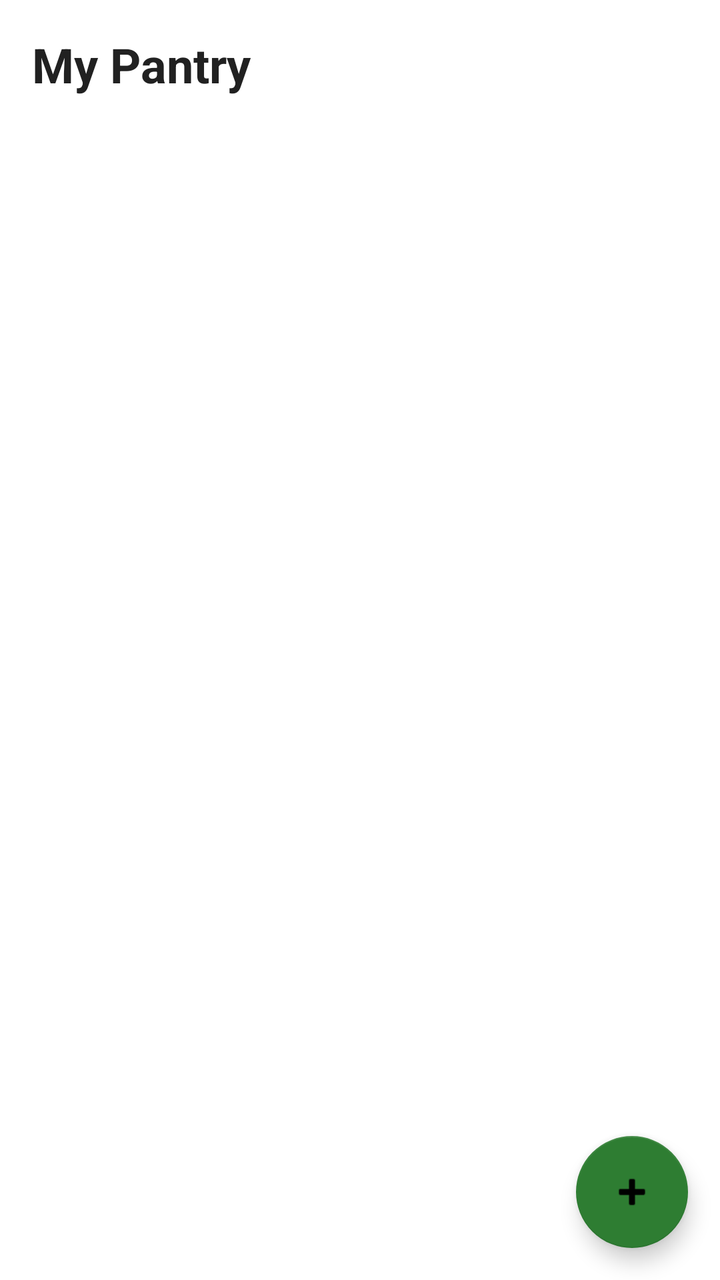
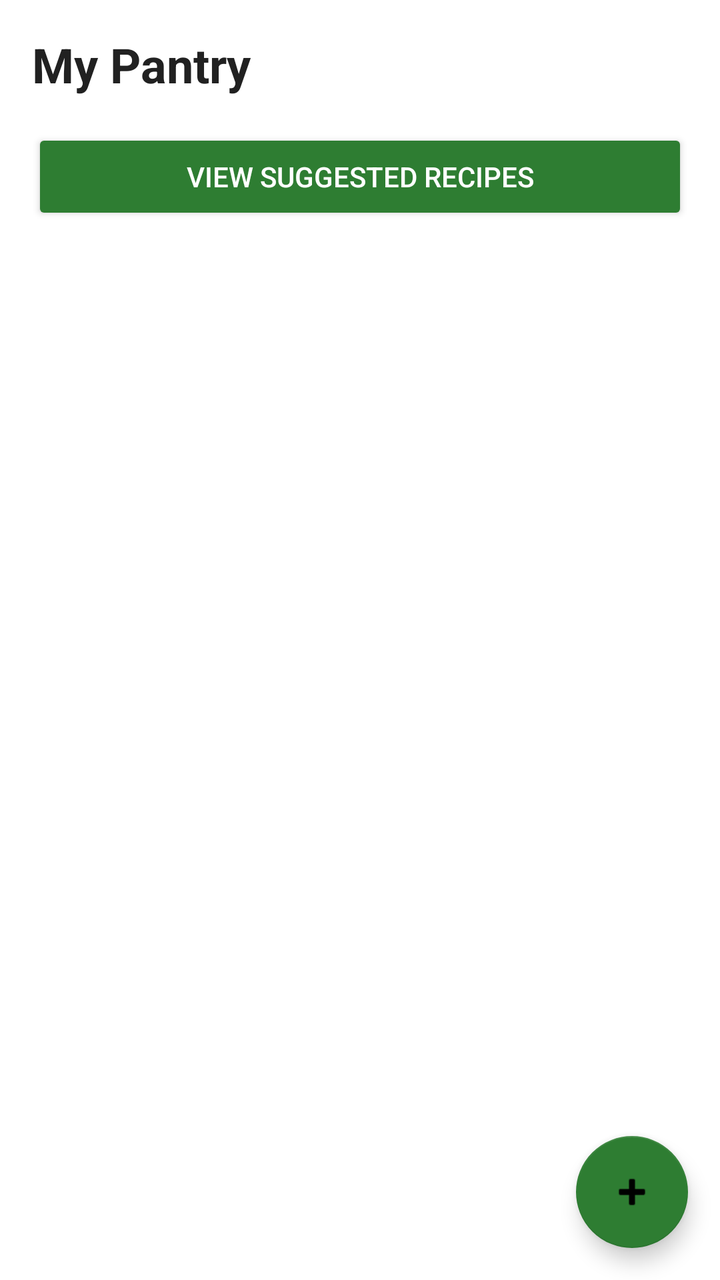

The first picture is an Android layout as it rendered before a commit; the second is the same layout after the commit. The layout source and the unified diff follow.
<!-- AndroidManifest.xml: application theme Theme.SmartPantryManager -->
<!-- res/layout/activity_pantry_list.xml -->
<?xml version="1.0" encoding="utf-8"?>
<androidx.coordinatorlayout.widget.CoordinatorLayout
    xmlns:android="http://schemas.android.com/apk/res/android"
    xmlns:app="http://schemas.android.com/apk/res-auto"
    android:layout_width="match_parent"
    android:layout_height="match_parent">

    <LinearLayout
        android:layout_width="match_parent"
        android:layout_height="match_parent"
        android:orientation="vertical">

        <TextView
            android:layout_width="match_parent"
            android:layout_height="wrap_content"
            android:padding="16dp"
            android:text="My Pantry"
            android:textSize="24sp"
            android:textStyle="bold"
            android:textColor="#212121" />

        <TextView
            android:id="@+id/textEmpty"
            android:layout_width="match_parent"
            android:layout_height="wrap_content"
            android:padding="24dp"
            android:gravity="center"
            android:text="Your pantry is empty. Tap + to add an ingredient."
            android:textSize="16sp"
            android:textColor="#757575"
            android:visibility="gone" />

        <androidx.recyclerview.widget.RecyclerView
            android:id="@+id/recyclerPantry"
            android:layout_width="match_parent"
            android:layout_height="0dp"
            android:layout_weight="1"
            android:clipToPadding="false"
            android:paddingBottom="80dp" />

    </LinearLayout>

    <com.google.android.material.floatingactionbutton.FloatingActionButton
        android:id="@+id/fabAdd"
        android:layout_width="wrap_content"
        android:layout_height="wrap_content"
        android:layout_gravity="bottom|end"
        android:layout_margin="16dp"
        android:contentDescription="Add ingredient"
        android:src="@android:drawable/ic_input_add"
        app:backgroundTint="#2E7D32" />

</androidx.coordinatorlayout.widget.CoordinatorLayout>
<!-- resources referenced by this layout -->
<resources>
  <style name="Theme.SmartPantryManager" parent="Theme.MaterialComponents.DayNight.DarkActionBar">
          
          <item name="colorPrimary">@color/purple_500</item>
          <item name="colorPrimaryVariant">@color/purple_700</item>
          <item name="colorOnPrimary">@color/white</item>
          
          <item name="colorSecondary">@color/teal_200</item>
          <item name="colorSecondaryVariant">@color/teal_700</item>
          <item name="colorOnSecondary">@color/black</item>
          
          <item name="android:statusBarColor">?attr/colorPrimaryVariant</item>
          
      </style>
  <color name="purple_500">#FF6200EE</color>
  <color name="purple_700">#FF3700B3</color>
  <color name="white">#FFFFFFFF</color>
  <color name="teal_200">#FF03DAC5</color>
  <color name="teal_700">#FF018786</color>
  <color name="black">#FF000000</color>
</resources>

<!-- the commit's change to res/layout/activity_pantry_list.xml (unified diff, before → after) -->
@@ -18,6 +18,16 @@
             android:textSize="24sp"
             android:textStyle="bold"
             android:textColor="#212121" />
+
+        <Button
+            android:id="@+id/buttonViewSuggestions"
+            android:layout_width="match_parent"
+            android:layout_height="wrap_content"
+            android:layout_marginHorizontal="16dp"
+            android:layout_marginBottom="8dp"
+            android:text="View Suggested Recipes"
+            android:backgroundTint="#2E7D32"
+            android:textColor="#FFFFFF" />
 
         <TextView
             android:id="@+id/textEmpty"
